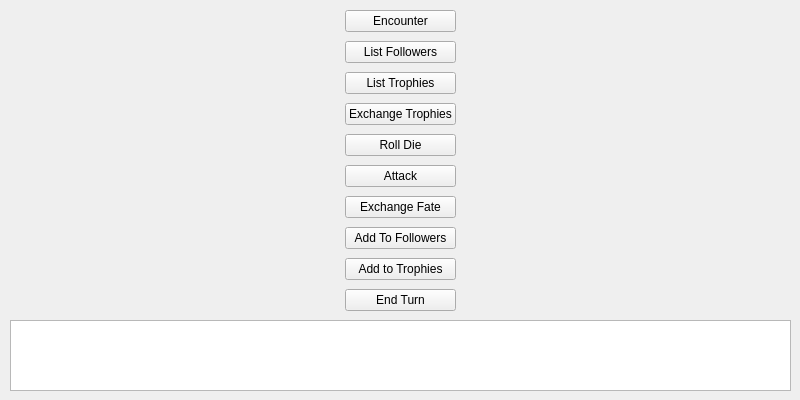
Old version of the form GameBoard.ui in the repository syzonin/TalismanQt.
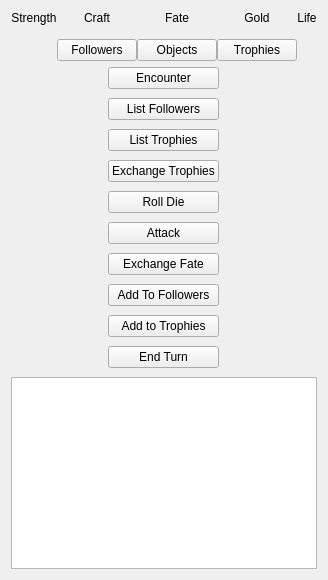
New version of the form.

Commit message: Changes to character class: now takes pointers for addTrophy/addFollower... also brought in a few things from battle system...

The edit to the form file:
```diff
--- a/GameBoard.ui
+++ b/GameBoard.ui
@@ -6,12 +6,12 @@
    <rect>
     <x>0</x>
     <y>0</y>
-    <width>800</width>
-    <height>400</height>
+    <width>312</width>
+    <height>439</height>
    </rect>
   </property>
   <property name="sizePolicy">
-   <sizepolicy hsizetype="Preferred" vsizetype="Preferred">
+   <sizepolicy hsizetype="MinimumExpanding" vsizetype="MinimumExpanding">
     <horstretch>0</horstretch>
     <verstretch>0</verstretch>
    </sizepolicy>
@@ -19,23 +19,183 @@
   <property name="windowTitle">
    <string>GameBoard</string>
   </property>
-  <widget class="QWidget" name="verticalLayoutWidget">
-   <property name="geometry">
-    <rect>
-     <x>10</x>
-     <y>10</y>
-     <width>781</width>
-     <height>381</height>
-    </rect>
-   </property>
+  <layout class="QGridLayout" name="gridLayout">
+   <item row="0" column="0">
+    <layout class="QGridLayout" name="charDetails">
+     <property name="sizeConstraint">
+      <enum>QLayout::SetMinimumSize</enum>
+     </property>
+     <property name="spacing">
+      <number>0</number>
+     </property>
+     <item row="0" column="0">
+      <widget class="QLabel" name="lblStr">
+       <property name="layoutDirection">
+        <enum>Qt::LeftToRight</enum>
+       </property>
+       <property name="text">
+        <string>Strength</string>
+       </property>
+       <property name="alignment">
+        <set>Qt::AlignCenter</set>
+       </property>
+      </widget>
+     </item>
+     <item row="0" column="4">
+      <widget class="QLabel" name="lblLife">
+       <property name="layoutDirection">
+        <enum>Qt::LeftToRight</enum>
+       </property>
+       <property name="text">
+        <string>Life</string>
+       </property>
+       <property name="alignment">
+        <set>Qt::AlignCenter</set>
+       </property>
+      </widget>
+     </item>
+     <item row="0" column="3">
+      <widget class="QLabel" name="lblGold">
+       <property name="layoutDirection">
+        <enum>Qt::LeftToRight</enum>
+       </property>
+       <property name="text">
+        <string>Gold</string>
+       </property>
+       <property name="alignment">
+        <set>Qt::AlignCenter</set>
+       </property>
+      </widget>
+     </item>
+     <item row="0" column="2">
+      <widget class="QLabel" name="lblFate">
+       <property name="layoutDirection">
+        <enum>Qt::LeftToRight</enum>
+       </property>
+       <property name="text">
+        <string>Fate</string>
+       </property>
+       <property name="alignment">
+        <set>Qt::AlignCenter</set>
+       </property>
+      </widget>
+     </item>
+     <item row="0" column="1">
+      <widget class="QLabel" name="lblCft">
+       <property name="layoutDirection">
+        <enum>Qt::LeftToRight</enum>
+       </property>
+       <property name="text">
+        <string>Craft</string>
+       </property>
+       <property name="alignment">
+        <set>Qt::AlignCenter</set>
+       </property>
+      </widget>
+     </item>
+     <item row="1" column="0">
+      <widget class="QLabel" name="lblStrPts">
+       <property name="layoutDirection">
+        <enum>Qt::LeftToRight</enum>
+       </property>
+       <property name="text">
+        <string/>
+       </property>
+       <property name="alignment">
+        <set>Qt::AlignCenter</set>
+       </property>
+      </widget>
+     </item>
+     <item row="1" column="1">
+      <widget class="QLabel" name="lblCftPts">
+       <property name="layoutDirection">
+        <enum>Qt::LeftToRight</enum>
+       </property>
+       <property name="text">
+        <string/>
+       </property>
+       <property name="alignment">
+        <set>Qt::AlignCenter</set>
+       </property>
+      </widget>
+     </item>
+     <item row="1" column="2">
+      <widget class="QLabel" name="lblFatePts">
+       <property name="layoutDirection">
+        <enum>Qt::LeftToRight</enum>
+       </property>
+       <property name="text">
+        <string/>
+       </property>
+       <property name="alignment">
+        <set>Qt::AlignCenter</set>
+       </property>
+      </widget>
+     </item>
+     <item row="1" column="3">
+      <widget class="QLabel" name="lblGoldPts">
+       <property name="layoutDirection">
+        <enum>Qt::LeftToRight</enum>
+       </property>
+       <property name="text">
+        <string/>
+       </property>
+       <property name="alignment">
+        <set>Qt::AlignCenter</set>
+       </property>
+      </widget>
+     </item>
+     <item row="1" column="4">
+      <widget class="QLabel" name="lblLifePts">
+       <property name="layoutDirection">
+        <enum>Qt::LeftToRight</enum>
+       </property>
+       <property name="text">
+        <string/>
+       </property>
+       <property name="alignment">
+        <set>Qt::AlignCenter</set>
+       </property>
+      </widget>
+     </item>
+     <item row="2" column="1">
+      <widget class="QPushButton" name="btnFollowers">
+       <property name="text">
+        <string>Followers</string>
+       </property>
+      </widget>
+     </item>
+     <item row="2" column="2">
+      <widget class="QPushButton" name="btnObjects">
+       <property name="text">
+        <string>Objects</string>
+       </property>
+      </widget>
+     </item>
+     <item row="2" column="3">
+      <widget class="QPushButton" name="btnTrophies">
+       <property name="text">
+        <string>Trophies</string>
+       </property>
+      </widget>
+     </item>
+    </layout>
+   </item>
+   <item row="1" column="0">
    <layout class="QVBoxLayout" name="layout">
     <property name="spacing">
      <number>9</number>
     </property>
+     <property name="sizeConstraint">
+      <enum>QLayout::SetMinimumSize</enum>
+     </property>
     <item>
      <layout class="QHBoxLayout" name="hLayout">
       <item>
        <layout class="QVBoxLayout" name="mainMenu">
+         <property name="sizeConstraint">
+          <enum>QLayout::SetMinimumSize</enum>
+         </property>
         <item>
          <widget class="QPushButton" name="btnEncounter">
           <property name="text">
@@ -118,6 +278,12 @@
     </item>
     <item>
      <widget class="QTextEdit" name="txtLog">
+       <property name="sizePolicy">
+        <sizepolicy hsizetype="Minimum" vsizetype="Minimum">
+         <horstretch>0</horstretch>
+         <verstretch>0</verstretch>
+        </sizepolicy>
+       </property>
       <property name="frameShape">
        <enum>QFrame::StyledPanel</enum>
       </property>
@@ -127,7 +293,8 @@
      </widget>
     </item>
    </layout>
-  </widget>
+   </item>
+  </layout>
  </widget>
  <resources/>
  <connections/>
```
Left out of the diff: 12 changed lines with no effect on the pictures. Lines whose indentation alone changed are shown as unchanged. The commit also changes 46 other files.
